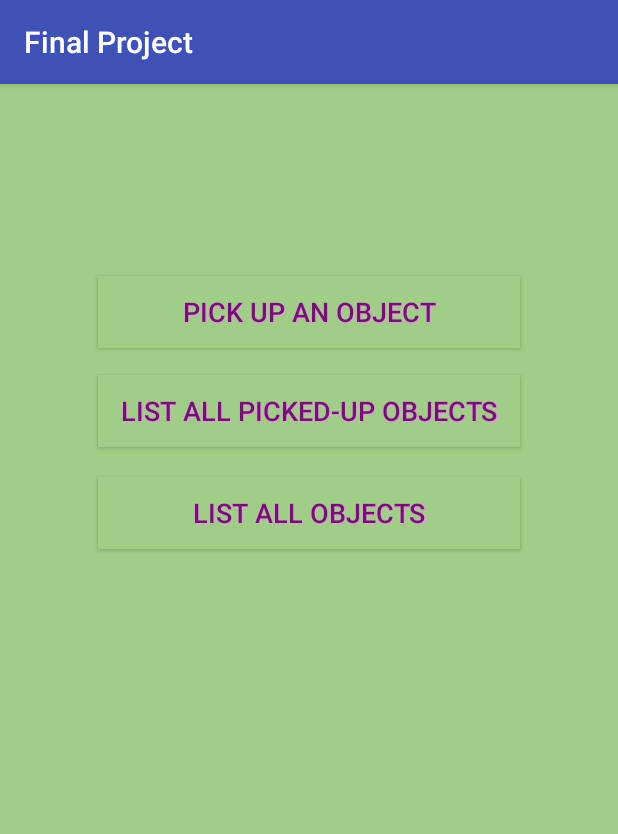
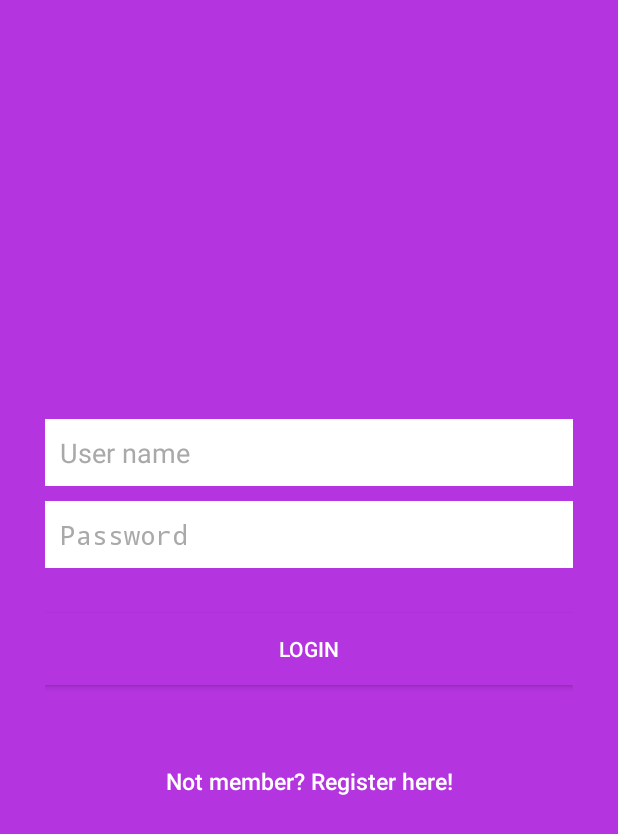
Before and after one commit to thuyhatran/Android_FinalProjectTest, an Android app: the screen it shows after launch (MainActivity before the commit, LoginActivity after it), on a phone screen of 412 x 824 dp. Shown: the top 834 px of the screen. Run offline under Robolectric (Android 15) with nearby library versions, the phone set to English and light mode, and no system bars.

Commit message:
- Added one more object to map - Added UserLogin and Register with SQLite

```diff
--- /dev/null
+++ b/app/src/main/java/example/thuya/com/finalproject/LoginActivity.java
@@ -0,0 +1,77 @@
+package example.thuya.com.finalproject;
+
+import android.app.Activity;
+import android.content.Intent;
+import android.database.Cursor;
+import android.support.v7.app.AppCompatActivity;
+import android.os.Bundle;
+import android.view.View;
+import android.widget.Button;
+import android.widget.EditText;
+import android.widget.Toast;
+
+import example.thuya.com.finalproject.SQLitePart.DBOpenHelper;
+
+import static example.thuya.com.finalproject.SQLitePart.LoginProvider.CONTENT_URI;
+
+public class LoginActivity extends Activity {
+
+    private Button b_Login;
+    private Button b_LinkToRegister;
+    private EditText inputUserName;
+    private EditText inputPassword;
+
+    @Override
+    protected void onCreate(Bundle savedInstanceState) {
+        super.onCreate(savedInstanceState);
+        setContentView(R.layout.activity_login);
+
+        inputUserName = (EditText) findViewById(R.id.username);
+        inputPassword = (EditText) findViewById(R.id.password);
+        b_Login = (Button) findViewById(R.id.btnLogin);
+        b_LinkToRegister = (Button) findViewById(R.id.btnLinkToRegisterScreen);
+
+        b_Login.setOnClickListener(new View.OnClickListener() {
+            @Override
+            public void onClick(View view) {
+
+                String name = inputUserName.getText().toString();
+                String password = inputPassword.getText().toString();
+
+                if (isExistedUser("name=? and password=?",new String[] { name, password })){
+                    Toast.makeText(getApplicationContext(), "Enjoy Game!",Toast.LENGTH_LONG).show();
+
+                   Intent intent = new Intent(LoginActivity.this,MainActivity.class);
+                    startActivity(intent);
+                    // finish();
+
+                }else {
+                    Toast.makeText(getApplicationContext(), "Invalid user or password!",Toast.LENGTH_LONG).show();
+                }
+
+            }
+        });
+
+        b_LinkToRegister.setOnClickListener(new View.OnClickListener() {
+            @Override
+            public void onClick(View view) {
+                Intent intent = new Intent(LoginActivity.this,RegisterActivity.class);
+                startActivity(intent);
+                //finish();
+            }
+        });
+
+
+    }
+
+
+    public boolean isExistedUser( String selection, String[] selectionArgs ){
+        //Cursor findEntry = database.query(DBOpenHelper.TABLE_USERS, DBOpenHelper.ALL_COLUMNS, "name=? and password=?", new String[] { name, password }, null, null, null);
+        Cursor findEntry = getContentResolver().query(CONTENT_URI, DBOpenHelper.ALL_COLUMNS, selection, selectionArgs, null);
+
+        return  findEntry.getCount()>0;
+    }
+
+
+
+}
--- a/app/src/main/java/example/thuya/com/finalproject/model/ObjectList.java
+++ b/app/src/main/java/example/thuya/com/finalproject/model/ObjectList.java
@@ -20,6 +20,7 @@ public class ObjectList {
 
     private static List<Objects> ALL_OBJECTS_LIST = new ArrayList<>(Arrays.asList(
             new Objects(new LatLng(45.52, -73.56),Objects.getWidth_height(),"Red Flower", R.drawable.image1),
+            new Objects(new LatLng(45.40, -73.04),Objects.getWidth_height(),"House", R.drawable.image5),
             new Objects(new LatLng(44.55, -63.64),Objects.getWidth_height(),"Yellow Flower", R.drawable.image2),
             new Objects(new LatLng(16.46, 107.58),Objects.getWidth_height(),"Leaf", R.drawable.image3),
             new Objects(new LatLng(16.58, 107.89),Objects.getWidth_height(),"Apple", R.drawable.image4)
@@ -32,6 +33,7 @@ public class ObjectList {
 
    private static List<Objects> EXISTED_OBJECTS_LIST = new ArrayList<>(Arrays.asList(
            new Objects(new LatLng(45.52, -73.56),Objects.getWidth_height(),"Red Flower", R.drawable.image1),
+           new Objects(new LatLng(45.40, -73.04),Objects.getWidth_height(),"House", R.drawable.image5),
            new Objects(new LatLng(44.55, -63.64),Objects.getWidth_height(),"Yellow Flower", R.drawable.image2),
            new Objects(new LatLng(16.46, 107.58),Objects.getWidth_height(),"Leaf", R.drawable.image3),
            new Objects(new LatLng(16.58, 107.89),Objects.getWidth_height(),"Apple", R.drawable.image4)
--- /dev/null
+++ b/app/src/main/res/layout/activity_login.xml
@@ -0,0 +1,73 @@
+<?xml version="1.0" encoding="utf-8"?>
+<LinearLayout xmlns:android="http://schemas.android.com/apk/res/android"
+    xmlns:tools="http://schemas.android.com/tools"
+    android:id="@+id/activity_login"
+    android:layout_width="match_parent"
+    android:layout_height="match_parent"
+    android:paddingBottom="@dimen/activity_vertical_margin"
+    android:paddingLeft="@dimen/activity_horizontal_margin"
+    android:paddingRight="@dimen/activity_horizontal_margin"
+    android:paddingTop="@dimen/activity_vertical_margin"
+    tools:context="example.thuya.com.finalproject.LoginActivity"
+    android:background="@color/bg_login"
+    android:gravity="center"
+    android:orientation="vertical"
+    android:padding="10dp" >
+
+    <LinearLayout
+        android:layout_width="match_parent"
+        android:layout_height="wrap_content"
+        android:layout_gravity="center"
+        android:orientation="vertical"
+        android:paddingLeft="20dp"
+        android:paddingRight="20dp" >
+
+        <EditText
+            android:id="@+id/username"
+            android:layout_width="match_parent"
+            android:layout_height="wrap_content"
+            android:layout_marginBottom="10dp"
+            android:background="@color/colorWhite"
+            android:hint="@string/hint_username"
+            android:padding="10dp"
+            android:textColor="@color/text_login"
+            android:textColorHint="@color/text_hint_login"
+            />
+
+        <EditText
+            android:id="@+id/password"
+            android:layout_width="fill_parent"
+            android:layout_height="wrap_content"
+            android:layout_marginBottom="10dp"
+            android:background="@color/colorWhite"
+            android:hint="@string/hint_password"
+            android:inputType="textPassword"
+            android:padding="10dp"
+            android:textColor="@color/text_login"
+            android:textColorHint="@color/text_hint_login"
+             />
+
+
+        <Button
+            android:id="@+id/btnLogin"
+            android:layout_width="match_parent"
+            android:layout_height="wrap_content"
+            android:layout_marginTop="20dip"
+            android:background="@color/bg_login"
+            android:text="Login"
+            android:textColor="@color/colorWhite" />
+
+
+        <Button
+            android:id="@+id/btnLinkToRegisterScreen"
+            android:layout_width="match_parent"
+            android:layout_height="wrap_content"
+            android:layout_marginTop="40dip"
+            android:background="@null"
+            android:text="Not member? Register here!"
+            android:textAllCaps="false"
+            android:textColor="@color/colorWhite"
+            android:textSize="15dp" />
+    </LinearLayout>
+
+</LinearLayout>
--- a/app/src/main/res/values/colors.xml
+++ b/app/src/main/res/values/colors.xml
@@ -8,4 +8,8 @@
     <color name="colorButtonText">#6e156c</color>
     <color name="colorShadowText">#f58bf3</color>
     <color name="colorWhite">#ffffff</color>
+    <color name="bg_login">#b434df</color>
+    <color name="text_login">#0000ff</color>
+    <color name="text_hint_login">#a9a9a9</color>
+
 </resources>
--- a/app/src/main/res/values/strings.xml
+++ b/app/src/main/res/values/strings.xml
@@ -5,4 +5,8 @@
 
     <!-- TODO: Remove or change this placeholder text -->
     <string name="hello_blank_fragment">Hello blank fragment</string>
+    <string name="hint_email">Email</string>
+    <string name="hint_password">Password</string>
+    <string name="title_activity_login">Login</string>
+    <string name="hint_username">User name</string>
 </resources>
```
Also changed, not shown: app/src/main/AndroidManifest.xml (+15 -3 lines), app/src/main/java/example/thuya/com/finalproject/RegisterActivity.java (added, +94 -0 lines), app/src/main/java/example/thuya/com/finalproject/SQLitePart/DBOpenHelper.java (added, +59 -0 lines), app/src/main/java/example/thuya/com/finalproject/SQLitePart/LoginProvider.java (added, +80 -0 lines), app/src/main/res/layout/activity_register.xml (added, +75 -0 lines), app/src/main/res/drawable/image5.jpg (added).
